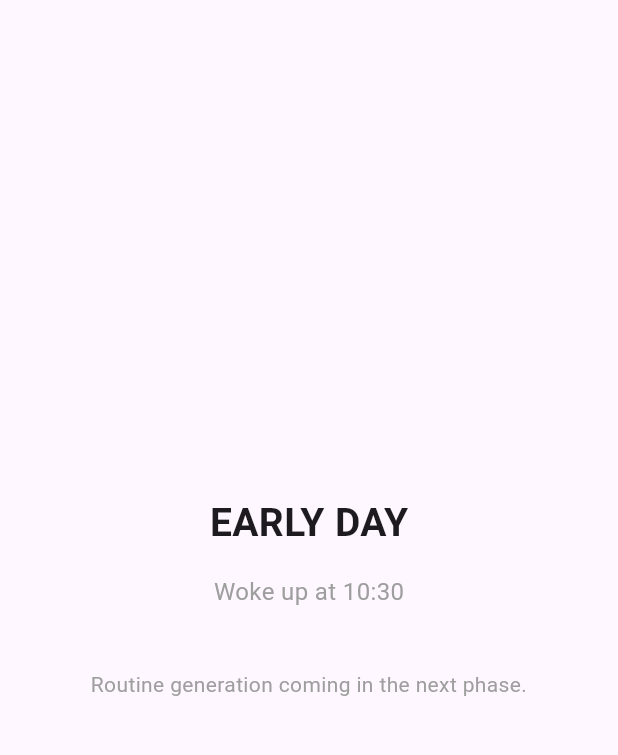
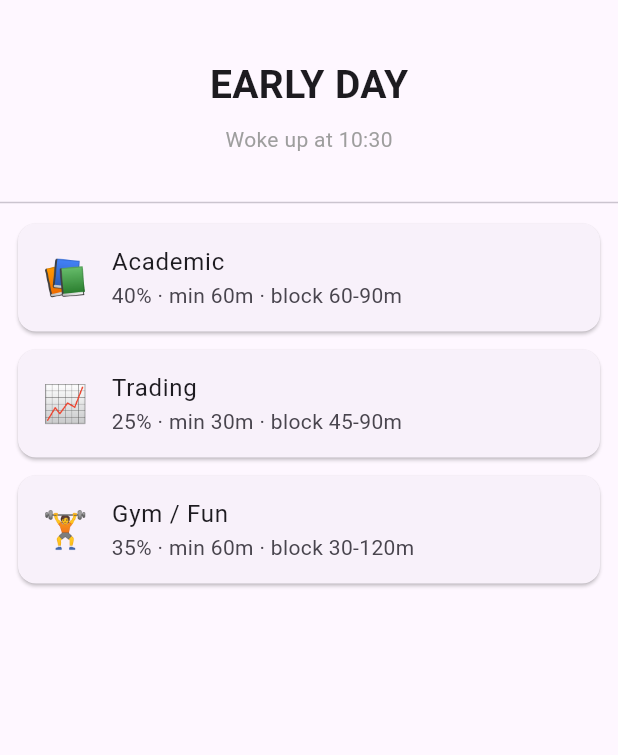
Before and after one commit to itsAmirmb/Wakeflow, a Flutter app: the DayModeScreen screen opened directly with empty values, on a phone screen of 412 x 824 dp, the part 63-818 px from its top. Run offline on Flutter 3.47's test engine with Material 3 defaults, Android fonts, the phone set to English and light mode, and no system bars.

Commit message:
v0.4 (Phase 4 — Categories)

```diff
--- /dev/null
+++ b/lib/data/default_categories.dart
@@ -0,0 +1,34 @@
+import '../models/category.dart';
+
+final List<Category> defaultCategories = [
+  const Category(
+    id: 'academic',
+    name: 'Academic',
+    icon: '📚',
+    percentage: 0.40,
+    minimumMinutes: 60,
+    preferredBlockMinMinutes: 60,
+    preferredBlockMaxMinutes: 90,
+    priority: 1,
+  ),
+  const Category(
+    id: 'trading',
+    name: 'Trading',
+    icon: '📈',
+    percentage: 0.25,
+    minimumMinutes: 30,
+    preferredBlockMinMinutes: 45,
+    preferredBlockMaxMinutes: 90,
+    priority: 2,
+  ),
+  const Category(
+    id: 'gym_fun',
+    name: 'Gym / Fun',
+    icon: '🏋️',
+    percentage: 0.35,
+    minimumMinutes: 60,
+    preferredBlockMinMinutes: 30,
+    preferredBlockMaxMinutes: 120,
+    priority: 3,
+  ),
+];
--- /dev/null
+++ b/lib/models/category.dart
@@ -0,0 +1,23 @@
+class Category {
+  final String id;
+  final String name;
+  final String icon; // emoji for now, no icon package needed
+  final double percentage; // 0.0–1.0
+  final int minimumMinutes;
+  final int preferredBlockMinMinutes;
+  final int preferredBlockMaxMinutes;
+  final int priority;
+  final bool enabled;
+
+  const Category({
+    required this.id,
+    required this.name,
+    required this.icon,
+    required this.percentage,
+    required this.minimumMinutes,
+    required this.preferredBlockMinMinutes,
+    required this.preferredBlockMaxMinutes,
+    this.priority = 0,
+    this.enabled = true,
+  });
+}
--- a/lib/screens/day_mode_screen.dart
+++ b/lib/screens/day_mode_screen.dart
@@ -1,5 +1,7 @@
 import 'package:flutter/material.dart';
 import '../models/day_mode.dart';
+import '../data/default_categories.dart';
+import '../widgets/category_card.dart';
 
 class DayModeScreen extends StatelessWidget {
   final DayMode dayMode;
@@ -15,30 +17,33 @@ class DayModeScreen extends StatelessWidget {
   Widget build(BuildContext context) {
     return Scaffold(
       appBar: AppBar(title: const Text('WakeFlow')),
-      body: Center(
-        child: Padding(
+      body: Column(
+        children: [
+          Padding(
             padding: const EdgeInsets.all(24.0),
             child: Column(
-            mainAxisAlignment: MainAxisAlignment.center,
               children: [
                 Text(
                   '${dayMode.label} DAY',
                   style: const TextStyle(fontSize: 26, fontWeight: FontWeight.bold),
                 ),
-              const SizedBox(height: 16),
+                const SizedBox(height: 8),
                 Text(
                   'Woke up at ${wakeTime.hour}:${wakeTime.minute.toString().padLeft(2, '0')}',
-                style: const TextStyle(fontSize: 16, color: Colors.grey),
-              ),
-              const SizedBox(height: 40),
-              const Text(
-                'Routine generation coming in the next phase.',
-                style: TextStyle(fontSize: 14, color: Colors.grey),
-                textAlign: TextAlign.center,
+                  style: const TextStyle(fontSize: 14, color: Colors.grey),
                 ),
               ],
             ),
           ),
+          const Divider(),
+          Expanded(
+            child: ListView(
+              children: defaultCategories
+                  .map((category) => CategoryCard(category: category))
+                  .toList(),
+            ),
+          ),
+        ],
       ),
     );
   }
--- /dev/null
+++ b/lib/widgets/category_card.dart
@@ -0,0 +1,23 @@
+import 'package:flutter/material.dart';
+import '../models/category.dart';
+
+class CategoryCard extends StatelessWidget {
+  final Category category;
+
+  const CategoryCard({super.key, required this.category});
+
+  @override
+  Widget build(BuildContext context) {
+    return Card(
+      margin: const EdgeInsets.symmetric(vertical: 6, horizontal: 12),
+      child: ListTile(
+        leading: Text(category.icon, style: const TextStyle(fontSize: 24)),
+        title: Text(category.name),
+        subtitle: Text(
+          '${(category.percentage * 100).round()}% · min ${category.minimumMinutes}m · '
+          'block ${category.preferredBlockMinMinutes}-${category.preferredBlockMaxMinutes}m',
+        ),
+      ),
+    );
+  }
+}
```
Lines whose indentation alone changed are shown as unchanged.
